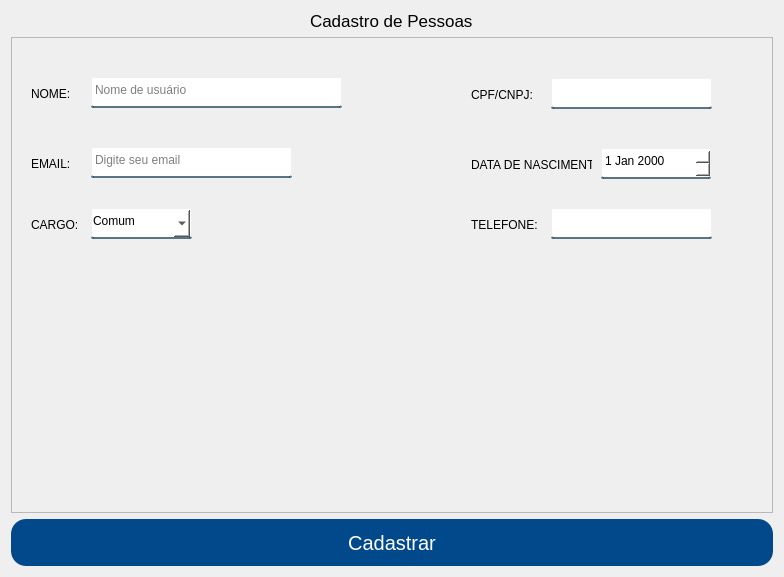
The window that App/view/ui/cadastroPessoas.ui (Senac-SOR-ADS/Mapa-de-Sala) describes before a commit, drawn with Qt 5.
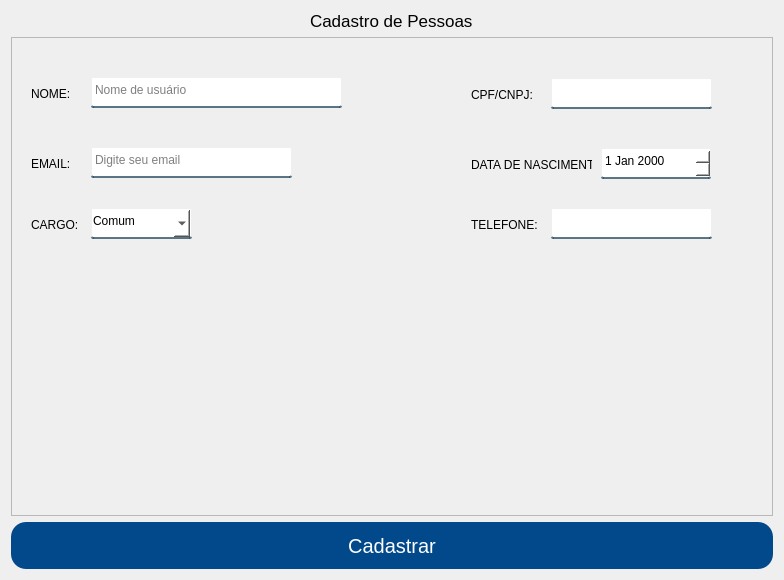
The same window after the commit.

```diff
--- a/App/view/ui/cadastroPessoas.ui
+++ b/App/view/ui/cadastroPessoas.ui
@@ -56,7 +56,7 @@
      </property>
     </widget>
    </item>
-   <item>
+   <item alignment="Qt::AlignHCenter">
     <widget class="QFrame" name="frame">
      <property name="sizePolicy">
       <sizepolicy hsizetype="Preferred" vsizetype="Expanding">
@@ -64,6 +64,12 @@
        <verstretch>0</verstretch>
       </sizepolicy>
      </property>
+     <property name="minimumSize">
+      <size>
+       <width>762</width>
+       <height>479</height>
+      </size>
+     </property>
      <property name="frameShape">
       <enum>QFrame::StyledPanel</enum>
      </property>
```
